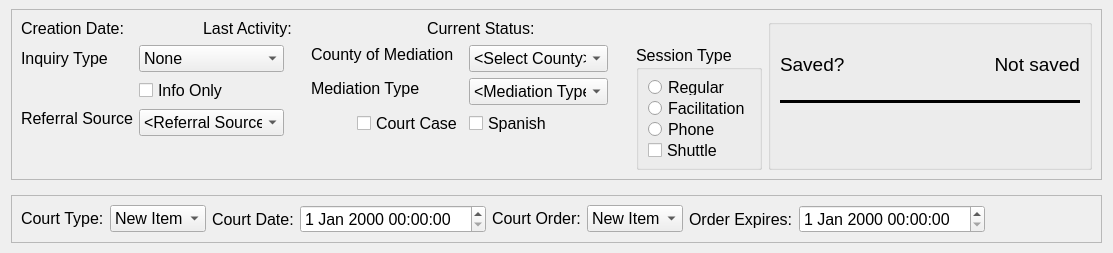
This is drc/gui/mediationprocessstatusform.ui in lansdon/cpts483_drc as Qt 5 draws it before an edit. The edited form follows.
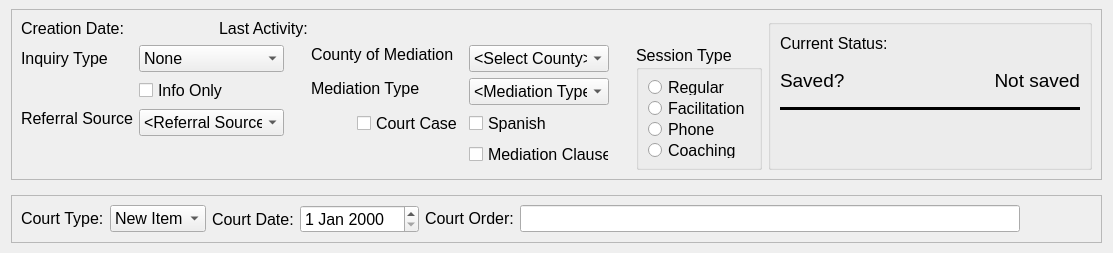
This is the edited form.

The edit to the form file:
```diff
--- a/drc/gui/mediationprocessstatusform.ui
+++ b/drc/gui/mediationprocessstatusform.ui
@@ -196,24 +196,6 @@
             </property>
            </spacer>
           </item>
-          <item>
-           <widget class="QLabel" name="currentStatusLabel">
-            <property name="sizePolicy">
-             <sizepolicy hsizetype="Preferred" vsizetype="Fixed">
-              <horstretch>0</horstretch>
-              <verstretch>0</verstretch>
-             </sizepolicy>
-            </property>
-            <property name="font">
-             <font>
-              <pointsize>12</pointsize>
-             </font>
-            </property>
-            <property name="text">
-             <string>Current Status:</string>
-            </property>
-           </widget>
-          </item>
           <item>
            <spacer name="horizontalSpacer_8">
             <property name="orientation">
@@ -682,6 +664,13 @@
               </item>
              </layout>
             </item>
+            <item row="3" column="1">
+             <widget class="QCheckBox" name="mediationClauseCheckBox">
+              <property name="text">
+               <string>Mediation Clause</string>
+              </property>
+             </widget>
+            </item>
            </layout>
           </item>
           <item>
@@ -725,9 +714,9 @@
               </widget>
              </item>
              <item>
-              <widget class="QCheckBox" name="shuttleCheckBox">
+              <widget class="QRadioButton" name="coachingRadioButton">
                <property name="text">
-                <string>Shuttle</string>
+                <string>Coaching</string>
                </property>
               </widget>
              </item>
@@ -744,6 +733,24 @@
          <string/>
         </property>
         <layout class="QVBoxLayout" name="verticalLayout_4">
+         <item>
+          <widget class="QLabel" name="currentStatusLabel">
+           <property name="sizePolicy">
+            <sizepolicy hsizetype="Preferred" vsizetype="Fixed">
+             <horstretch>0</horstretch>
+             <verstretch>0</verstretch>
+            </sizepolicy>
+           </property>
+           <property name="font">
+            <font>
+             <pointsize>12</pointsize>
+            </font>
+           </property>
+           <property name="text">
+            <string>Current Status:</string>
+           </property>
+          </widget>
+         </item>
          <item>
           <layout class="QHBoxLayout" name="horizontalLayout_4">
            <item>
@@ -965,9 +972,6 @@
         </item>
         <item row="0" column="1">
          <layout class="QFormLayout" name="formLayout">
-          <item row="0" column="1">
-           <widget class="QDateTimeEdit" name="courDateTimeEdit"/>
-          </item>
           <item row="0" column="0">
            <widget class="QLabel" name="_courtDateLabel">
             <property name="text">
@@ -975,63 +979,40 @@
             </property>
            </widget>
           </item>
+          <item row="0" column="1">
+           <widget class="QDateEdit" name="courDateEdit"/>
+          </item>
          </layout>
         </item>
        </layout>
       </item>
       <item>
-       <layout class="QFormLayout" name="formLayout_7">
+       <layout class="QFormLayout" name="formLayout_5">
+        <property name="fieldGrowthPolicy">
+         <enum>QFormLayout::FieldsStayAtSizeHint</enum>
+        </property>
         <item row="0" column="0">
-         <layout class="QFormLayout" name="formLayout_5">
-          <property name="fieldGrowthPolicy">
-           <enum>QFormLayout::FieldsStayAtSizeHint</enum>
+         <widget class="QLabel" name="_courtOrderLabel">
+          <property name="text">
+           <string>Court Order:</string>
           </property>
-          <item row="0" column="1">
-           <widget class="QComboBox" name="courtOrderComboBox">
-            <item>
-             <property name="text">
-              <string>New Item</string>
-             </property>
-            </item>
-            <item>
-             <property name="text">
-              <string>New Item</string>
-             </property>
-            </item>
-            <item>
-             <property name="text">
-              <string>New Item</string>
-             </property>
-            </item>
-            <item>
-             <property name="text">
-              <string>New Item</string>
-             </property>
-            </item>
-           </widget>
-          </item>
-          <item row="0" column="0">
-           <widget class="QLabel" name="_courtOrderLabel">
-            <property name="text">
-             <string>Court Order:</string>
-            </property>
-           </widget>
-          </item>
-         </layout>
+         </widget>
         </item>
         <item row="0" column="1">
-         <layout class="QFormLayout" name="formLayout_4">
-          <item row="0" column="0">
-           <widget class="QLabel" name="courtOrderLabel">
-            <property name="text">
-             <string>Order Expires:</string>
-            </property>
-           </widget>
-          </item>
-          <item row="0" column="1">
-           <widget class="QDateTimeEdit" name="expirationDateTimeEdit"/>
-          </item>
-         </layout>
+         <widget class="QLineEdit" name="courtOrderLineEdit">
+          <property name="sizePolicy">
+           <sizepolicy hsizetype="Expanding" vsizetype="Preferred">
+            <horstretch>0</horstretch>
+            <verstretch>0</verstretch>
+           </sizepolicy>
+          </property>
+          <property name="minimumSize">
+           <size>
+            <width>500</width>
+            <height>0</height>
+           </size>
+          </property>
+         </widget>
         </item>
        </layout>
       </item>
```
